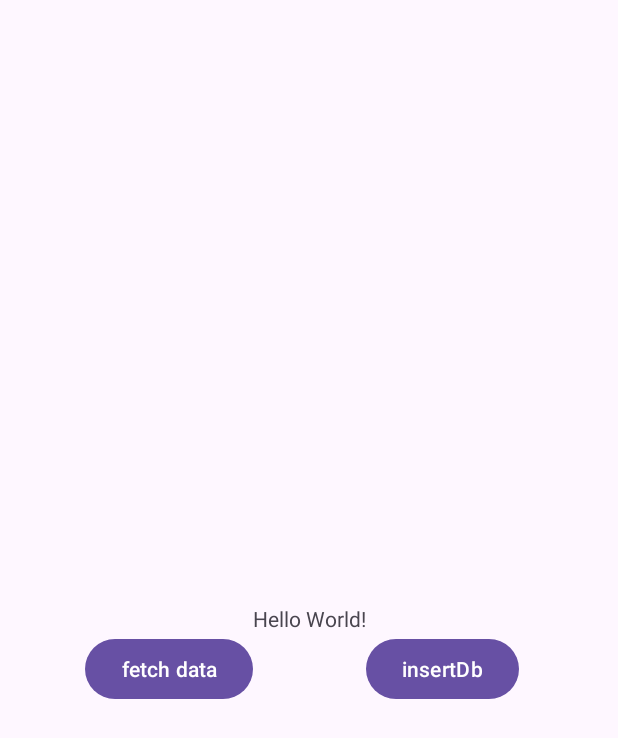
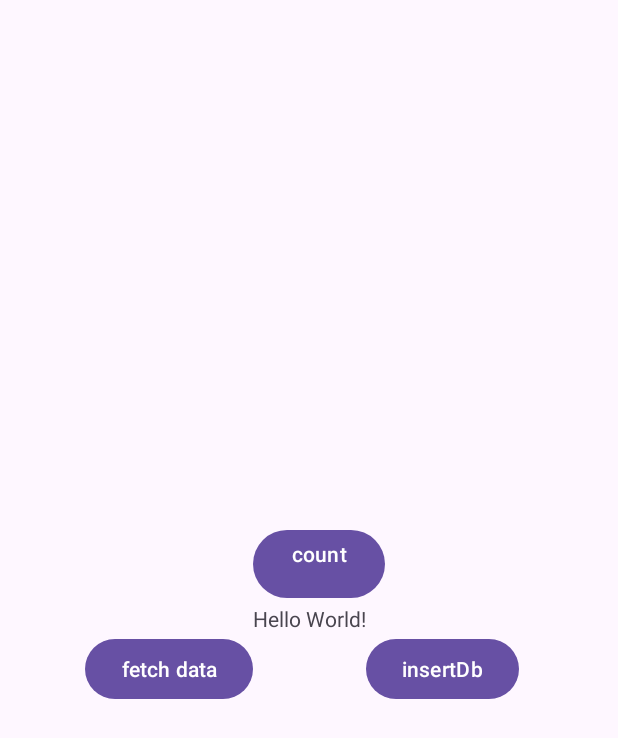
Before and after one commit to abdultanveer/adobeapp, an Android app: the screen it shows after launch (MainActivity), on a phone screen of 412 x 824 dp. Shown: the top 738 px of the screen. Run offline under Robolectric (Android 15) with nearby library versions, the phone set to English and light mode, and no system bars; our stand-ins replace Room's generated code.

Commit message:
life without viewmodel

```diff
--- a/app/src/main/java/com/example/adobeapp/MainActivity.kt
+++ b/app/src/main/java/com/example/adobeapp/MainActivity.kt
@@ -22,6 +22,7 @@ class MainActivity : AppCompatActivity() {
     lateinit var dao: ItemDao
     lateinit var tvMain:TextView
 
+    var count:Int = 0
 
     override fun onCreate(savedInstanceState: Bundle?) {
         super.onCreate(savedInstanceState)
@@ -32,6 +33,12 @@ class MainActivity : AppCompatActivity() {
         dao = database.itemDao()
 
     }
+
+    override fun onStart() {
+        super.onStart()
+    }
+
+
 
     fun clickHandler(view: View) {
        // showSnackbar()
@@ -61,4 +68,9 @@ class MainActivity : AppCompatActivity() {
             tvMain.setText(item.toString())
         }
     }
+
+    fun incrementCount(view: View) {
+        count++
+        tvMain.text = ""+count
+    }
 }
--- a/app/src/main/res/layout/activity_main.xml
+++ b/app/src/main/res/layout/activity_main.xml
@@ -33,7 +33,17 @@
         android:onClick="queryDb"
         android:text="fetch data"
         app:layout_constraintRight_toLeftOf="@id/maintv"
-        app:layout_constraintTop_toBottomOf="@id/maintv"
+        app:layout_constraintTop_toBottomOf="@id/maintv" />
+
+    <Button
+        android:id="@+id/button3"
+        android:layout_width="wrap_content"
+        android:layout_height="wrap_content"
+        android:text="count"
+        android:paddingBottom="20dp"
+        android:onClick="incrementCount"
+        app:layout_constraintLeft_toLeftOf="@id/maintv"
+        app:layout_constraintBottom_toTopOf="@id/maintv"
          />
 
 </androidx.constraintlayout.widget.ConstraintLayout>
```
